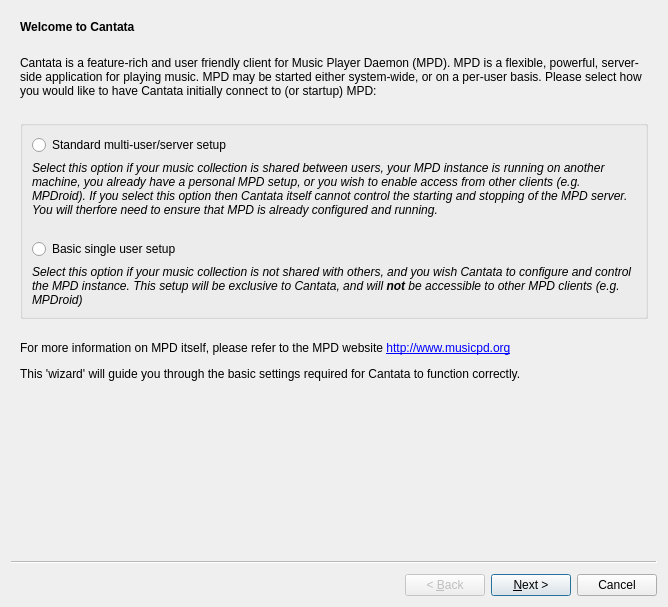
CDrummond/cantata, file gui/initialsettingswizard.ui: the form before one commit.
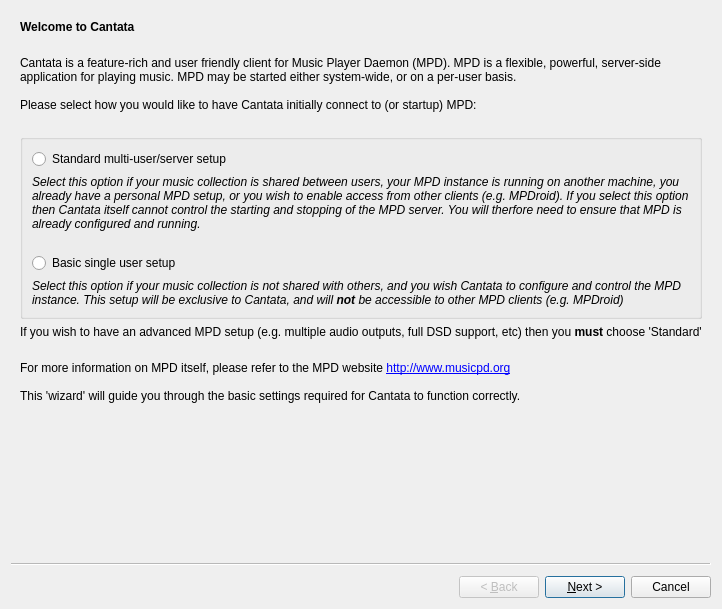
The form after the commit. The open tabs and pages were chosen to show the change. Custom widgets are drawn as their Qt base class.

Commit message: Add a note stating that 'Standard' is required for DSD

The edit to the form file:
```diff
--- a/gui/initialsettingswizard.ui
+++ b/gui/initialsettingswizard.ui
@@ -131,7 +131,7 @@
         <item>
          <widget class="QLabel" name="label_8">
           <property name="text">
-           <string>&lt;html&gt;&lt;head/&gt;&lt;body&gt;&lt;p&gt;Cantata is a feature-rich and user friendly client for Music Player Daemon (MPD). MPD is a flexible, powerful, server-side application for playing music. MPD may be started either system-wide, or on a per-user basis. Please select how you would like to have Cantata initially connect to (or startup) MPD:&lt;/p&gt;&lt;/body&gt;&lt;/html&gt;</string>
+           <string>&lt;html&gt;&lt;head/&gt;&lt;body&gt;&lt;p&gt;Cantata is a feature-rich and user friendly client for Music Player Daemon (MPD). MPD is a flexible, powerful, server-side application for playing music. MPD may be started either system-wide, or on a per-user basis.&lt;br/&gt;&lt;br/&gt;Please select how you would like to have Cantata initially connect to (or startup) MPD:&lt;/p&gt;&lt;/body&gt;&lt;/html&gt;</string>
           </property>
           <property name="alignment">
            <set>Qt::AlignLeading|Qt::AlignLeft|Qt::AlignTop</set>
@@ -246,6 +246,13 @@
           </layout>
          </widget>
         </item>
+        <item>
+         <widget class="NoteLabel" name="musicFolderNoteLabel_2">
+          <property name="text">
+            <string>If you wish to have an advanced MPD setup (e.g. multiple audio outputs, full DSD support, etc) then you &lt;b&gt;must&lt;/b&gt; choose 'Standard'</string>
+          </property>
+         </widget>
+        </item>
         <item>
          <spacer name="verticalSpacer_13">
           <property name="orientation">
@@ -265,7 +272,7 @@
         <item>
          <widget class="QLabel" name="label_11">
           <property name="text">
-           <string>&lt;html&gt;&lt;head/&gt;&lt;body&gt;&lt;p&gt;For more information on MPD itself, please refer to the MPD website &lt;a href=&quot;http://www.musicpd.org&quot;&gt;&lt;span style=&quot; text-decoration: underline; color:#0000ff;&quot;&gt;http://www.musicpd.org&lt;/span&gt;&lt;/a&gt;&lt;/p&gt;&lt;p&gt;This 'wizard' will guide you through the basic settings required for Cantata to function correctly.&lt;/p&gt;&lt;/body&gt;&lt;/html&gt;</string>
+           <string>For more information on MPD itself, please refer to the MPD website &lt;a href=&quot;http://www.musicpd.org&quot;&gt;&lt;span style=&quot; text-decoration: underline; color:#0000ff;&quot;&gt;http://www.musicpd.org&lt;/span&gt;&lt;/a&gt;&lt;br/&gt;&lt;br/&gt;This 'wizard' will guide you through the basic settings required for Cantata to function correctly.</string>
           </property>
           <property name="alignment">
            <set>Qt::AlignLeading|Qt::AlignLeft|Qt::AlignTop</set>
```
The commit also changes 1 other file.
